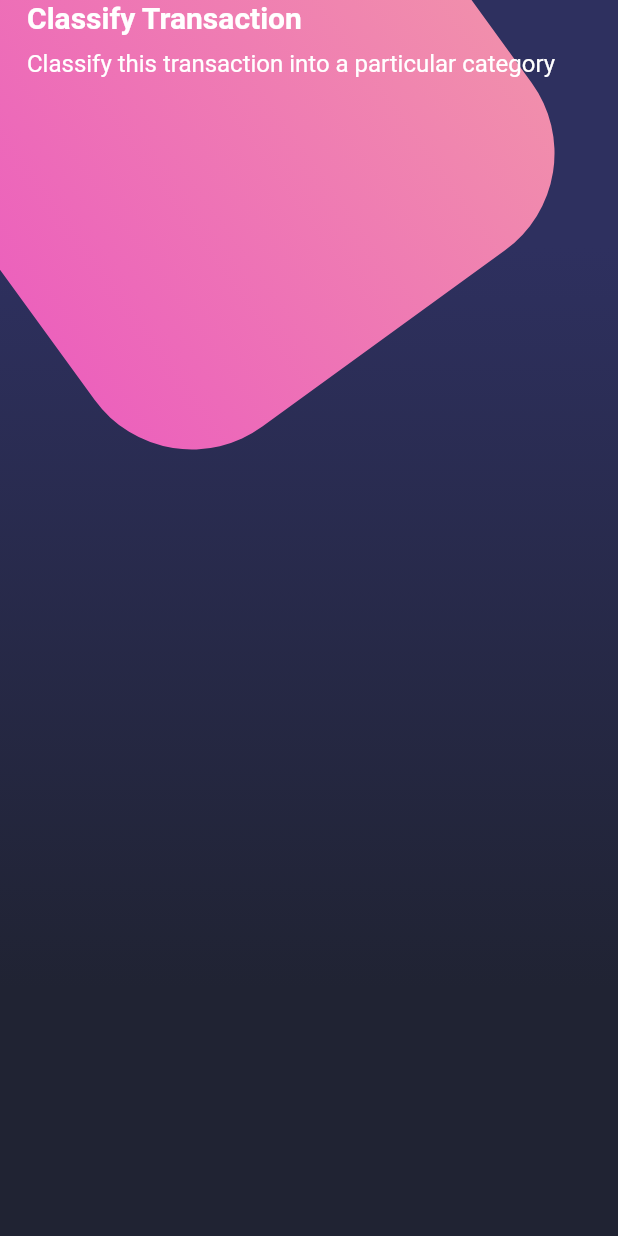
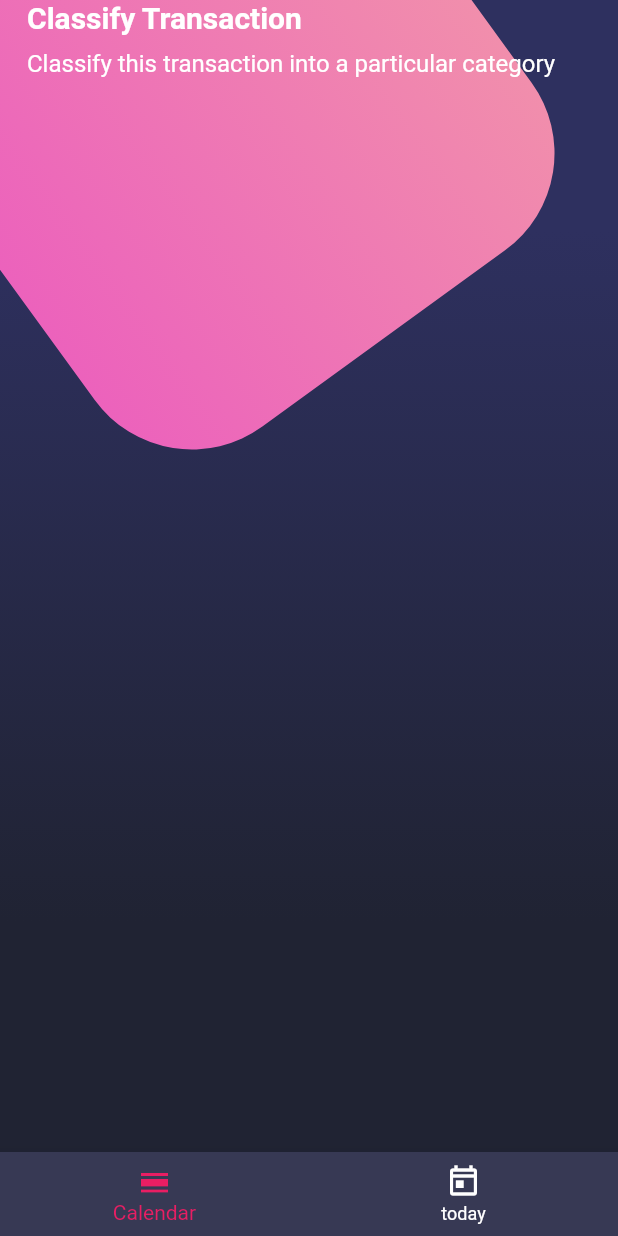
Before and after one commit to Jhonsebas77/udemy-flutter-designs, a Flutter app: the HomeScreen screen opened by its route, on a phone screen of 412 x 824 dp. Run offline on Flutter 3.47's test engine with Material 2 defaults, Android fonts, the phone set to English and light mode, and no system bars.

```diff
--- a/lib/main.dart
+++ b/lib/main.dart
@@ -1,6 +1,6 @@
 import 'package:flutter/material.dart';
 import 'package:flutter/services.dart';
-import 'package:flutter_designs/src/screens/screens.dart';
+import 'src/screens/screens.dart';
 
 void main() => runApp(MyApp());
 
@@ -10,8 +10,8 @@ class MyApp extends StatelessWidget {
     SystemChrome.setSystemUIOverlayStyle(SystemUiOverlayStyle.light);
     return MaterialApp(
       title: 'Material App',
-      initialRoute: 'home_screen',
-      routes: {
+      initialRoute: 'scroll_design',
+      routes: <String, Widget Function(BuildContext)>{
         'home_screen': (_) => HomeScreen(),
         'basic_design': (_) => BasicDesignScreen(),
         'scroll_design': (_) => ScrollScreen(),
--- a/lib/src/screens/home_screen.dart
+++ b/lib/src/screens/home_screen.dart
@@ -1,19 +1,17 @@
 import 'package:flutter/material.dart';
-import 'package:flutter_designs/src/widgets/background.dart';
-import 'package:flutter_designs/src/widgets/page_title.dart';
+import '../widgets/widgets.dart';
 
 class HomeScreen extends StatelessWidget {
   @override
-  Widget build(BuildContext context) {
-    return Scaffold(
+  Widget build(BuildContext context) => Scaffold(
         body: Stack(
-        children: [
+          children: <Widget>[
             Background(),
             _HomeBody(),
           ],
         ),
+        bottomNavigationBar: CustomBottomNavigationBar(),
       );
-  }
 }
 
 class _HomeBody extends StatelessWidget {
@@ -22,15 +20,13 @@ class _HomeBody extends StatelessWidget {
   }) : super(key: key);
 
   @override
-  Widget build(BuildContext context) {
-    return SafeArea(
+  Widget build(BuildContext context) => SafeArea(
         child: SingleChildScrollView(
           child: Column(
-          children: [
+            children: <Widget>[
               PageTitle(),
             ],
           ),
         ),
       );
 }
-}
--- a/lib/src/widgets/background.dart
+++ b/lib/src/widgets/background.dart
@@ -7,22 +7,22 @@ class Background extends StatelessWidget {
 
   @override
   Widget build(BuildContext context) {
-    final boxDecoration = BoxDecoration(
+    BoxDecoration boxDecoration = BoxDecoration(
       gradient: LinearGradient(
         begin: Alignment.topCenter,
         end: Alignment.bottomCenter,
-        stops: [
+        stops: <double>[
           0.2,
           0.8,
         ],
-        colors: [
+        colors: <Color>[
           Color(0xff2E305F),
           Color(0xff202333),
         ],
       ),
     );
     return Stack(
-      children: [
+      children: <Widget>[
         Container(
           decoration: boxDecoration,
         ),
@@ -40,8 +40,7 @@ class _PinkBox extends StatelessWidget {
   const _PinkBox({Key? key}) : super(key: key);
 
   @override
-  Widget build(BuildContext context) {
-    return Transform.rotate(
+  Widget build(BuildContext context) => Transform.rotate(
         angle: -pi / 5,
         child: Container(
           width: 360,
@@ -49,7 +48,7 @@ class _PinkBox extends StatelessWidget {
           decoration: BoxDecoration(
             borderRadius: BorderRadius.circular(80),
             gradient: LinearGradient(
-            colors: [
+              colors: <Color>[
                 Color.fromRGBO(236, 98, 188, 1),
                 Color.fromRGBO(241, 142, 172, 1),
               ],
@@ -58,4 +57,3 @@ class _PinkBox extends StatelessWidget {
         ),
       );
 }
-}
--- /dev/null
+++ b/lib/src/widgets/custom_bottom_navigation_bar.dart
@@ -0,0 +1,22 @@
+import 'package:flutter/material.dart';
+
+class CustomBottomNavigationBar extends StatelessWidget {
+  const CustomBottomNavigationBar({Key? key}) : super(key: key);
+
+  @override
+  Widget build(BuildContext context) => BottomNavigationBar(
+        selectedItemColor: Colors.pink,
+        unselectedItemColor: Colors.white,
+        backgroundColor: Color.fromRGBO(55, 57, 84, 1),
+        items: <BottomNavigationBarItem>[
+          BottomNavigationBarItem(
+            icon: Icon(Icons.calendar_view_day),
+            label: 'Calendar',
+          ),
+          BottomNavigationBarItem(
+            icon: Icon(Icons.today_outlined),
+            label: 'today',
+          ),
+        ],
+      );
+}
--- a/lib/src/widgets/page_title.dart
+++ b/lib/src/widgets/page_title.dart
@@ -4,12 +4,11 @@ class PageTitle extends StatelessWidget {
   const PageTitle({Key? key}) : super(key: key);
 
   @override
-  Widget build(BuildContext context) {
-    return Container(
+  Widget build(BuildContext context) => Container(
         margin: EdgeInsets.symmetric(horizontal: 18),
         child: Column(
           crossAxisAlignment: CrossAxisAlignment.start,
-        children: [
+          children: <Widget>[
             Text(
               'Classify Transaction',
               style: TextStyle(
@@ -32,4 +31,3 @@ class PageTitle extends StatelessWidget {
         ),
       );
 }
-}
--- /dev/null
+++ b/lib/src/widgets/widgets.dart
@@ -0,0 +1,3 @@
+export 'package:flutter_designs/src/widgets/background.dart';
+export 'package:flutter_designs/src/widgets/custom_bottom_navigation_bar.dart';
+export 'package:flutter_designs/src/widgets/page_title.dart';
```
Also changed, not shown: analysis_options.yaml (added, +147 -0 lines), lib/src/screens/basic_design.dart (+30 -27 lines), lib/src/screens/scroll_desing.dart (+19 -30 lines), lib/src/utils/responsive_util.dart (added, +44 -0 lines). Lines whose indentation alone changed are shown as unchanged.
